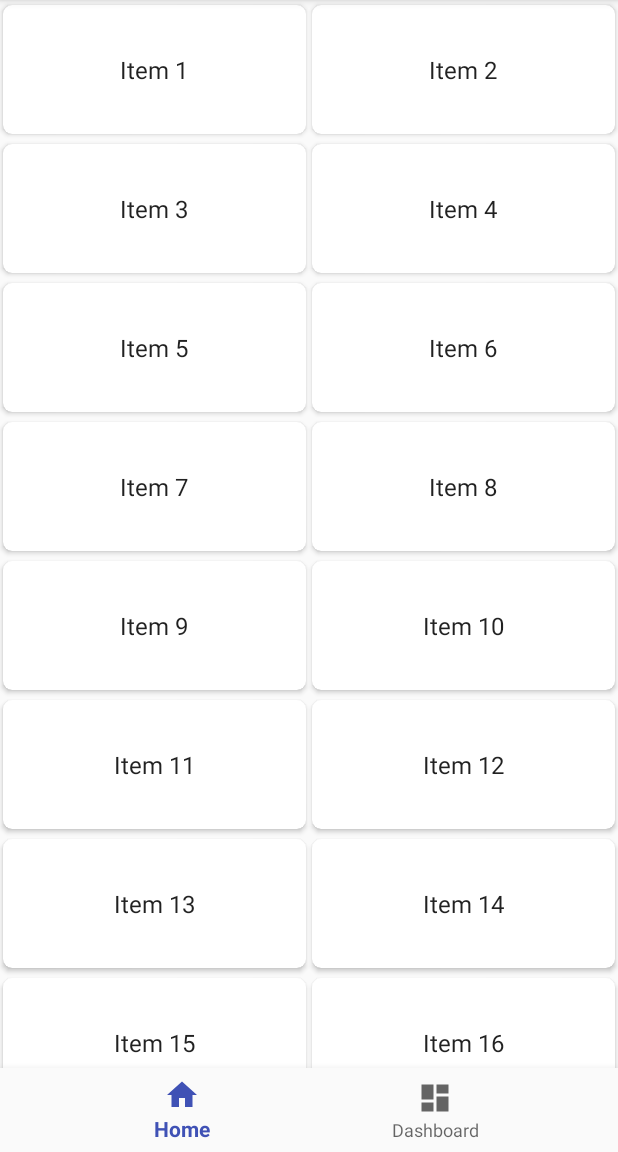
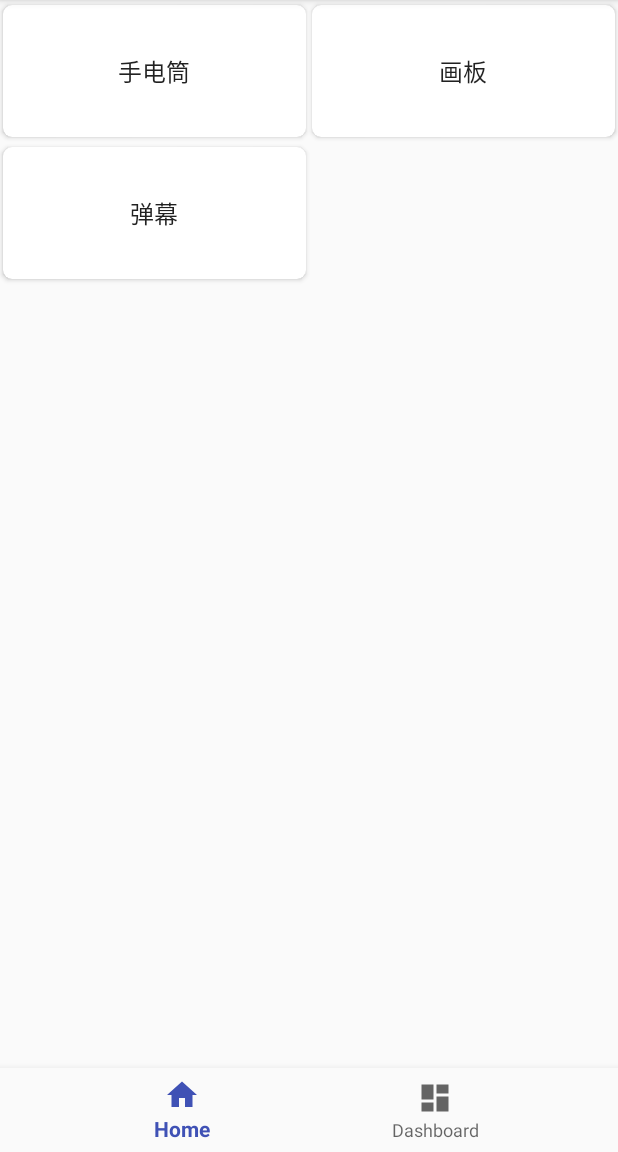
Before and after one commit to MrLyp/FlashBoard, an Android app: the screen it shows after launch (HomeActivity), on a phone screen of 412 x 824 dp, the part 84-1236 px from its top. Run offline under Robolectric (Android 15) with nearby library versions, the phone set to English and light mode, and no system bars; 1 statement that could not run was skipped.

Commit message:
添加数据

```diff
--- a/app/src/main/java/com/robbie/flashboard/board/BoardFragment.kt
+++ b/app/src/main/java/com/robbie/flashboard/board/BoardFragment.kt
@@ -1,6 +1,7 @@
 package com.robbie.flashboard.board
 
 import android.content.Context
+import android.content.Intent
 import android.os.Bundle
 import android.support.v4.app.Fragment
 import android.support.v7.widget.GridLayoutManager
@@ -38,9 +39,10 @@ class BoardFragment : Fragment() {
                     columnCount <= 1 -> LinearLayoutManager(context)
                     else -> GridLayoutManager(context, columnCount)
                 }
-                adapter = BoardRecyclerViewAdapter(DummyContent.ITEMS)
+                adapter = BoardRecyclerViewAdapter(activity, DummyContent.ITEMS)
             }
         }
+        startActivity(Intent())
         return view
     }
 
--- a/app/src/main/java/com/robbie/flashboard/board/BoardRecyclerViewAdapter.kt
+++ b/app/src/main/java/com/robbie/flashboard/board/BoardRecyclerViewAdapter.kt
@@ -1,5 +1,7 @@
 package com.robbie.flashboard.board
 
+import android.app.Activity
+import android.content.Intent
 import android.support.v7.widget.RecyclerView
 import android.view.LayoutInflater
 import android.view.View
@@ -13,6 +15,7 @@ import com.robbie.flashboard.board.dummy.DummyContent.DummyItem
 import kotlinx.android.synthetic.main.item_board_list.view.*
 
 class BoardRecyclerViewAdapter(
+        private val mActivity: Activity?,
         private val mValues: List<DummyItem>)
     : RecyclerView.Adapter<BoardRecyclerViewAdapter.ViewHolder>() {
 
@@ -21,6 +24,8 @@ class BoardRecyclerViewAdapter(
     init {
         mOnClickListener = View.OnClickListener { v ->
             val item = v.tag as DummyItem
+            val intent = Intent(mActivity, item.clz)
+            mActivity?.startActivity(intent)
         }
     }
 
@@ -32,7 +37,7 @@ class BoardRecyclerViewAdapter(
 
     override fun onBindViewHolder(holder: ViewHolder, position: Int) {
         val item = mValues[position]
-        holder.mContentView.text = item.content
+        holder.mContentView.text = item.name
 
         with(holder.mView) {
             tag = item
--- a/app/src/main/java/com/robbie/flashboard/board/dummy/DummyContent.kt
+++ b/app/src/main/java/com/robbie/flashboard/board/dummy/DummyContent.kt
@@ -1,57 +1,27 @@
 package com.robbie.flashboard.board.dummy
 
-import java.util.ArrayList
-import java.util.HashMap
+import com.robbie.flashboard.flash.FlashActivity
+import java.util.*
 
-/**
- * Helper class for providing sample content for user interfaces created by
- * Android template wizards.
- *
- * TODO: Replace all uses of this class before publishing your app.
- */
 object DummyContent {
 
-    /**
-     * An array of sample (dummy) items.
-     */
     val ITEMS: MutableList<DummyItem> = ArrayList()
 
-    /**
-     * A map of sample (dummy) items, by ID.
-     */
-    val ITEM_MAP: MutableMap<String, DummyItem> = HashMap()
-
-    private val COUNT = 25
-
     init {
-        // Add some sample items.
-        for (i in 1..COUNT) {
-            addItem(createDummyItem(i))
-        }
+        addItem(createDummyItem("手电筒", FlashActivity::class.java))
+        addItem(createDummyItem("画板", FlashActivity::class.java))
+        addItem(createDummyItem("弹幕", FlashActivity::class.java))
     }
 
     private fun addItem(item: DummyItem) {
         ITEMS.add(item)
-        ITEM_MAP.put(item.id, item)
     }
 
-    private fun createDummyItem(position: Int): DummyItem {
-        return DummyItem(position.toString(), "Item " + position, makeDetails(position))
+    private fun createDummyItem(name: String, clz: Class<*>): DummyItem {
+        return DummyItem(name, clz)
     }
 
-    private fun makeDetails(position: Int): String {
-        val builder = StringBuilder()
-        builder.append("Details about Item: ").append(position)
-        for (i in 0..position - 1) {
-            builder.append("\nMore details information here.")
-        }
-        return builder.toString()
-    }
-
-    /**
-     * A dummy item representing a piece of content.
-     */
-    data class DummyItem(val id: String, val content: String, val details: String) {
-        override fun toString(): String = content
+    data class DummyItem(val name: String, val clz: Class<*>) {
+        override fun toString(): String = name
     }
 }
```
Also changed, not shown: app/src/main/AndroidManifest.xml (+6 -4 lines), app/src/main/java/com/robbie/flashboard/flash/FlashActivity.kt (added, +13 -0 lines), app/src/main/res/layout/activity_flash.xml (added, +10 -0 lines).
